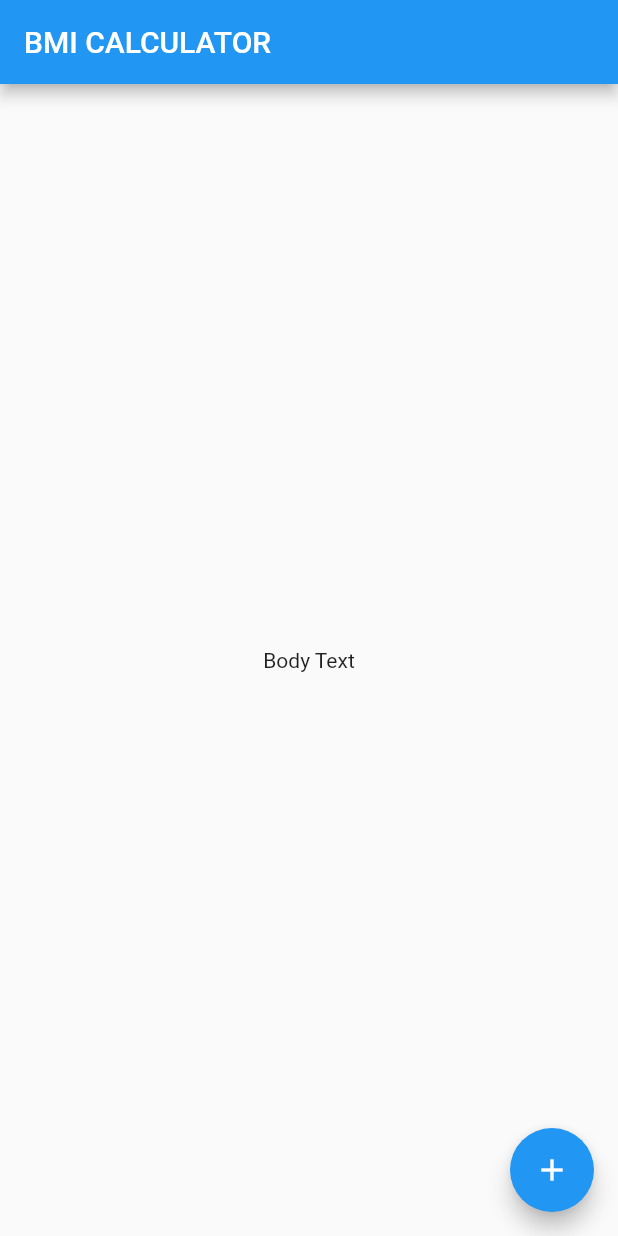
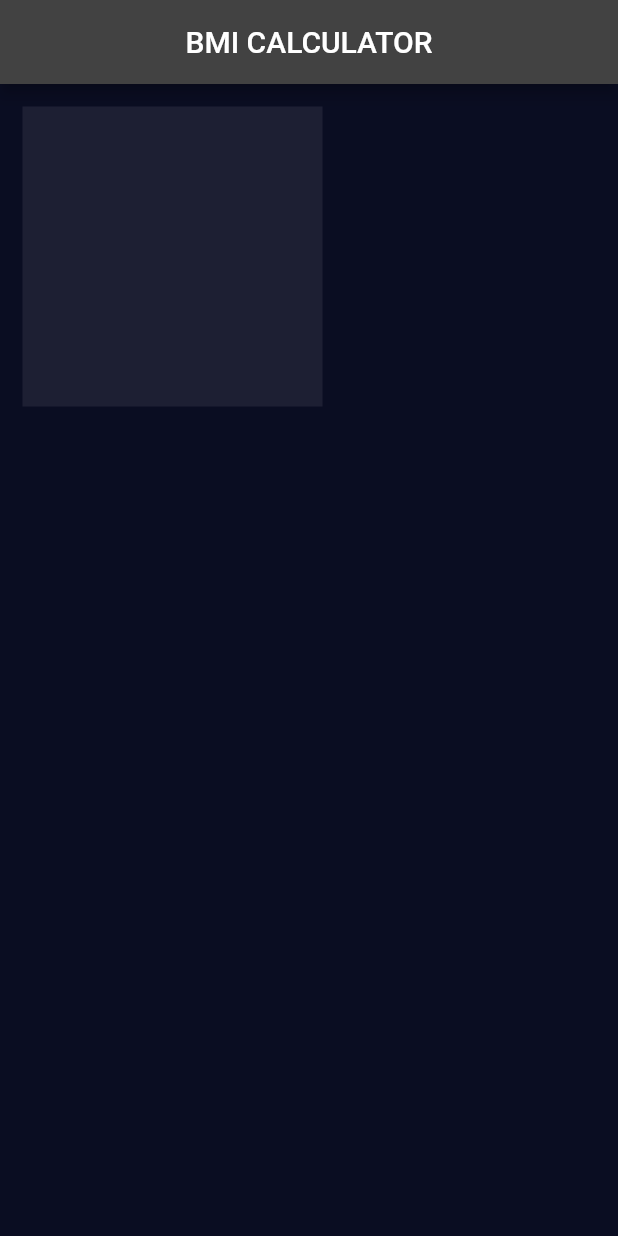
Before and after one commit to hassan-codes/bmi-calculator, a Flutter app: the screen it shows after launch, on a phone screen of 412 x 824 dp. Run offline on Flutter 3.47's test engine with Material 2 defaults, Android fonts, the phone set to English and light mode, and no system bars.

Commit message:
Separate input screen from main

```diff
--- /dev/null
+++ b/lib/input_page.dart
@@ -0,0 +1,24 @@
+import 'package:flutter/material.dart';
+
+class InputPage extends StatefulWidget {
+  @override
+  _InputPageState createState() => _InputPageState();
+}
+
+class _InputPageState extends State<InputPage> {
+  @override
+  Widget build(BuildContext context) {
+    return Scaffold(
+      appBar: AppBar(
+        centerTitle: true,
+        title: Text('BMI CALCULATOR'),
+      ),
+      body: Container(
+        height: 200.0,
+        width: 200.0,
+        color: Color(0XFF1D1F33),
+        margin: EdgeInsets.all(15.0),
+      ),
+    );
+  }
+}
--- a/lib/main.dart
+++ b/lib/main.dart
@@ -1,4 +1,5 @@
 import 'package:flutter/material.dart';
+import 'input_page.dart';
 
 void main() => runApp(BMICalculator());
 
@@ -6,30 +7,12 @@ class BMICalculator extends StatelessWidget {
   @override
   Widget build(BuildContext context) {
     return MaterialApp(
+      theme: ThemeData.dark().copyWith(
+        primaryColor: Color(0XFF0A0D22),
+        accentColor: Color(0XFFEB1555),
+        scaffoldBackgroundColor: Color(0XFF0A0D22),
+      ),
       home: InputPage(),
     );
   }
 }
-
-class InputPage extends StatefulWidget {
-  @override
-  _InputPageState createState() => _InputPageState();
-}
-
-class _InputPageState extends State<InputPage> {
-  @override
-  Widget build(BuildContext context) {
-    return Scaffold(
-      appBar: AppBar(
-        title: Text('BMI CALCULATOR'),
-      ),
-      body: Center(
-        child: Text('Body Text'),
-      ),
-      floatingActionButton: FloatingActionButton(
-        onPressed: () {},
-        child: Icon(Icons.add),
-      ),
-    );
-  }
-}
```
